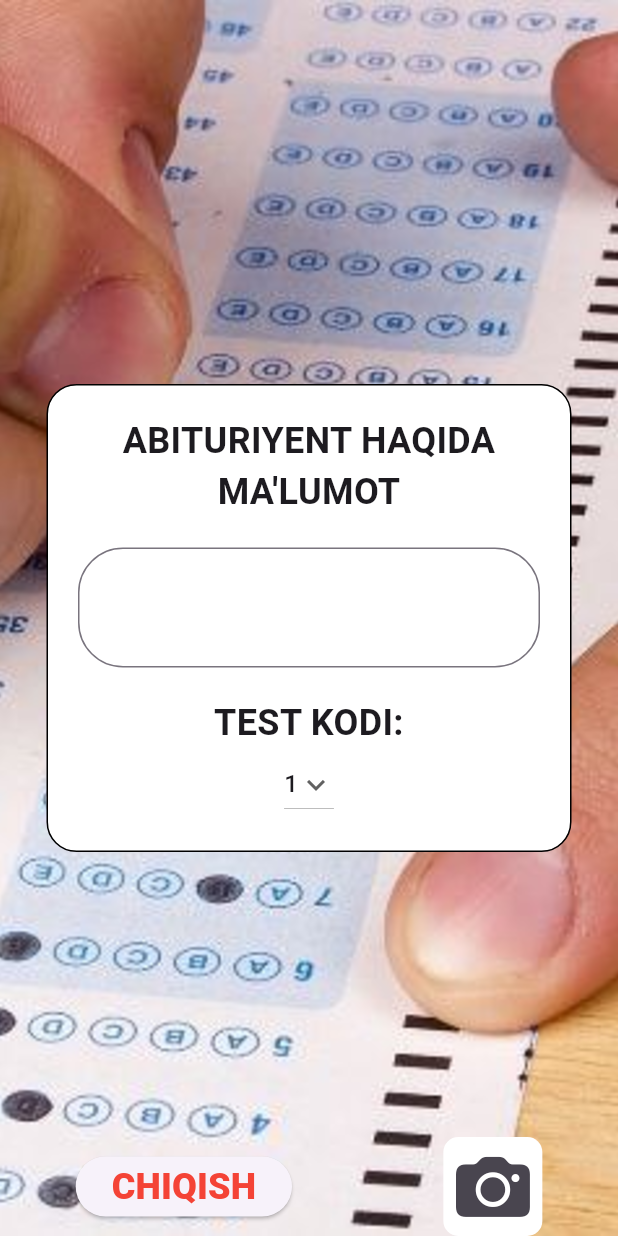
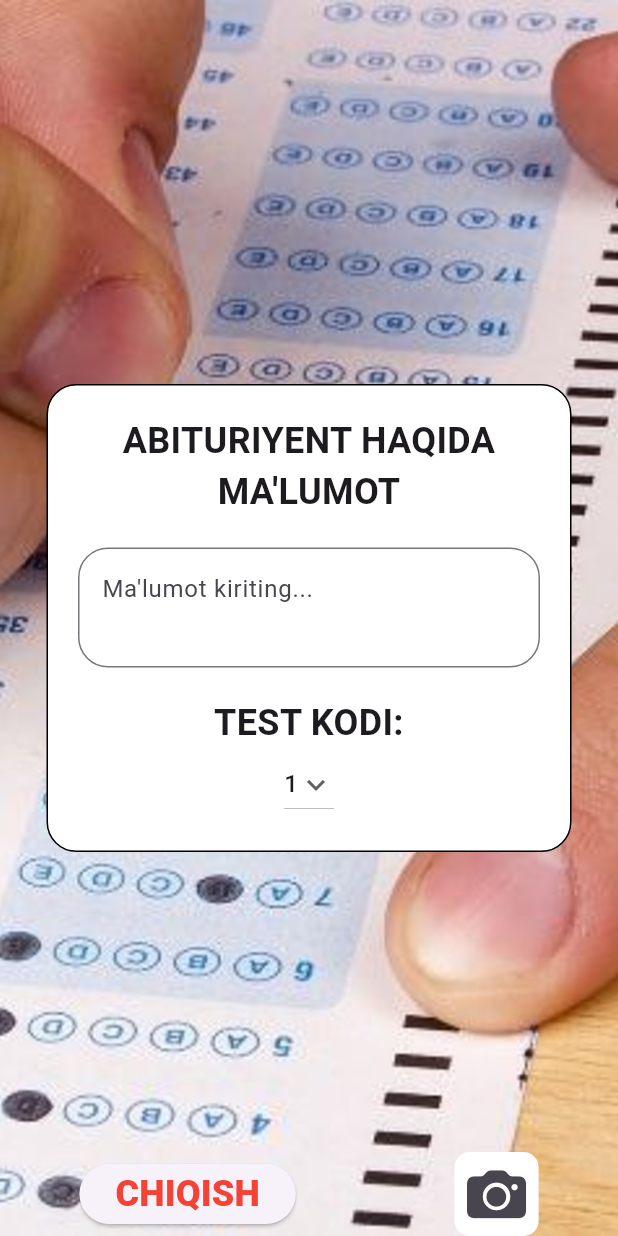
Before and after one commit to abduraimovdev/cam_test, a Flutter app: the HomeScreen screen opened directly, on a phone screen of 412 x 824 dp. Run offline on Flutter 3.47's test engine with Material 2 defaults, Android fonts, the light colour scheme and no system bars.

Commit message:
Home Screen Customized

```diff
--- a/lib/app.dart
+++ b/lib/app.dart
@@ -13,7 +13,7 @@ class CamApp extends StatelessWidget {
       themeMode: ThemeMode.light,
       debugShowCheckedModeBanner: false,
       // home: SplashScreen(),
-      home: const ResultScreen(),
+      home: const HomeScreen(),
     );
   }
 }
--- a/lib/screens/home_screen.dart
+++ b/lib/screens/home_screen.dart
@@ -17,9 +17,7 @@ class _HomeScreenState extends State<HomeScreen> {
     const homeBackgroundImage = "assets/images/home_background.png";
 
     int dropdownvalue = 1;
-
     List<int> items = [for (int i = 1; i <= 5; i++) i];
-
     return Scaffold(
       body: Stack(
         children: [
@@ -62,9 +60,13 @@ class _HomeScreenState extends State<HomeScreen> {
                           maxLines: 2,
                           minLines: 2,
                           decoration: InputDecoration(
+                            hintText: "Ma'lumot kiriting...",
+
+
+
                             border: OutlineInputBorder(
                               borderRadius: BorderRadius.all(
-                                Radius.circular(30),
+                                Radius.circular(20),
                               ),
                             ),
                           ),
@@ -126,7 +128,7 @@ class _HomeScreenState extends State<HomeScreen> {
                         onPressed: () {},
                         icon: const Icon(
                           CupertinoIcons.camera_fill,
-                          size: 50,
+                          size: 40,
                           shadows: [],
                         ),
                       ),
```
